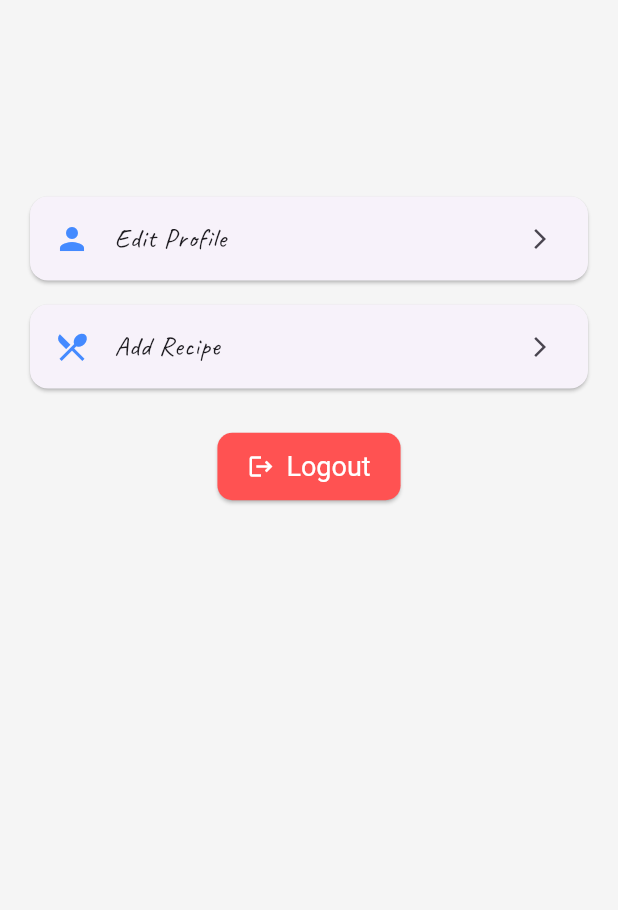
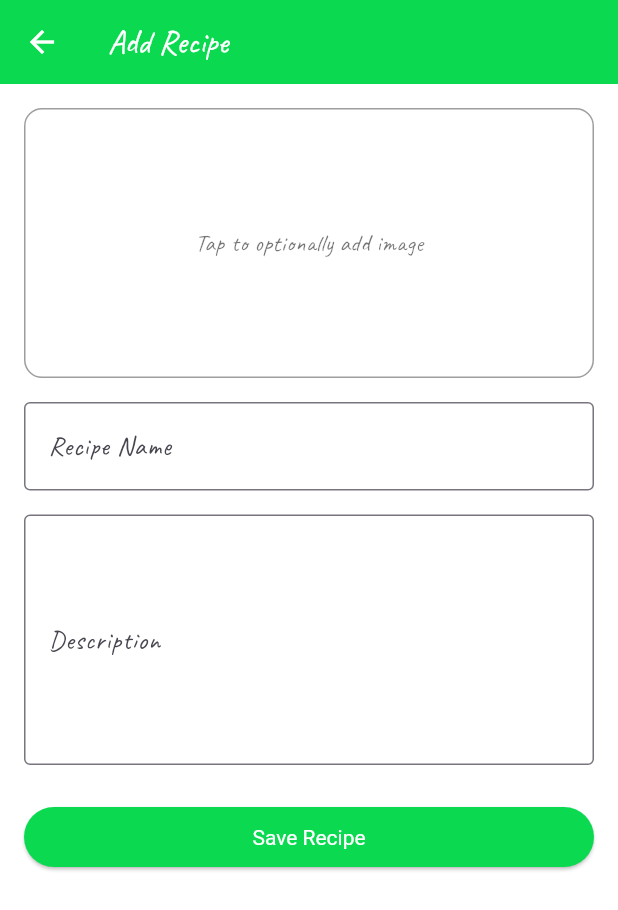
Before and after one commit to iArgho/cooking_assist, a Flutter app: the MePage screen opened directly, after a tap on "Add Recipe", on a phone screen of 412 x 824 dp. Shown: the top 910 px of the screen. Run offline on Flutter 3.47's test engine with Material 3 defaults, Android fonts, the phone set to English and light mode, and no system bars; our stand-ins replace cloud_firestore, firebase_auth, firebase_core, flutter_svg, get, image_picker and 1 more; accounts and stored records are empty.

Commit message:
Recipes have been successfully stored and displayed on the screens.

```diff
--- a/lib/auth/auth.dart
+++ b/lib/auth/auth.dart
@@ -1,12 +1,17 @@
+import 'package:cloud_firestore/cloud_firestore.dart';
 import 'package:firebase_auth/firebase_auth.dart';
 
 class Auth {
   final FirebaseAuth _firebaseAuth = FirebaseAuth.instance;
+  final FirebaseFirestore _firestore = FirebaseFirestore.instance;
 
+  // Get the current signed-in user
   User? get currentUser => _firebaseAuth.currentUser;
 
+  // Listen to auth state changes
   Stream<User?> get authChanges => _firebaseAuth.authStateChanges();
 
+  // Create a new user account with email and password
   Future<void> createUserWithEmailAndPassword(
     String email,
     String password,
@@ -17,6 +22,7 @@ class Auth {
     );
   }
 
+  // Sign in an existing user
   Future<void> signInWithEmailAndPassword(
     String email,
     String password,
@@ -27,12 +33,35 @@ class Auth {
     );
   }
 
+  // Update the display name of the current user
   Future<void> updateDisplayName(String name) async {
     await currentUser?.updateDisplayName(name);
-    await currentUser?.reload();
+    await currentUser?.reload(); // Refresh user data
   }
 
+  // Sign out the current user
   Future<void> signOut() async {
     await _firebaseAuth.signOut();
   }
+
+  // Save a recipe to Firestore
+  Future<void> saveRecipe({
+    required String name,
+    required String description,
+    String? imageUrl,
+  }) async {
+    if (currentUser == null) {
+      throw Exception("No user signed in.");
+    }
+
+    final recipeData = {
+      'name': name,
+      'description': description,
+      'imageUrl': imageUrl ?? '', // Store an empty string if no image
+      'userId': currentUser!.uid, // Store the user ID
+      'timestamp': FieldValue.serverTimestamp(),
+    };
+
+    await _firestore.collection('recipes').add(recipeData);
+  }
 }
--- a/lib/presentation/screens/homescreens/me_page.dart
+++ b/lib/presentation/screens/homescreens/me_page.dart
@@ -1,6 +1,7 @@
 import 'package:cooking_assist/auth/auth.dart';
 import 'package:cooking_assist/presentation/screens/authScreens/edit_profile_screen.dart';
 import 'package:cooking_assist/presentation/screens/authScreens/login_screen.dart';
+import 'package:cooking_assist/presentation/screens/recepieScreens/add_recepie_screen.dart';
 import 'package:flutter/material.dart';
 import 'package:get/get.dart';
 
@@ -61,11 +62,11 @@ class MePage extends StatelessWidget {
   Widget _buildSettingsList(BuildContext context) {
     return Column(
       children: [
+        _buildSettingsTile(Icons.restaurant_menu, "Add Recipe", () {
+          Get.to(() => const AddRecipePage());
+        }),
         _buildSettingsTile(Icons.person, "Edit Profile", () {
           Get.to(() => const EditProfilePage());
-        }),
-        _buildSettingsTile(Icons.restaurant_menu, "Add Recipe", () {
-          //Get.to(() => const AddRecipePage());
         }),
       ],
     );
--- a/lib/presentation/screens/recepieScreens/add_recepie_screen.dart
+++ b/lib/presentation/screens/recepieScreens/add_recepie_screen.dart
@@ -0,0 +1,127 @@
+import 'dart:io';
+import 'package:cooking_assist/auth/auth.dart';
+import 'package:flutter/material.dart';
+import 'package:get/get.dart';
+import 'package:image_picker/image_picker.dart';
+
+class AddRecipePage extends StatefulWidget {
+  const AddRecipePage({super.key});
+
+  @override
+  State<AddRecipePage> createState() => _AddRecipePageState();
+}
+
+class _AddRecipePageState extends State<AddRecipePage> {
+  final _formKey = GlobalKey<FormState>();
+  final TextEditingController _nameController = TextEditingController();
+  final TextEditingController _descriptionController = TextEditingController();
+  File? _selectedImage;
+
+  Future<void> _pickImage() async {
+    final picker = ImagePicker();
+    final picked = await picker.pickImage(source: ImageSource.gallery);
+
+    if (picked != null) {
+      setState(() {
+        _selectedImage = File(picked.path);
+      });
+    }
+  }
+
+  void _saveRecipe() async {
+    if (_formKey.currentState?.validate() ?? false) {
+      final name = _nameController.text.trim();
+      final description = _descriptionController.text.trim();
+
+      // Upload image and get its URL if an image is selected
+      String? imageUrl;
+      if (_selectedImage != null) {
+        // Use a method to upload the image and get the URL (implement this as needed)
+        // Example: imageUrl = await uploadImage(_selectedImage!);
+      }
+
+      try {
+        // Save recipe to Firestore
+        await Auth().saveRecipe(
+          name: name,
+          description: description,
+          imageUrl: imageUrl,
+        );
+        Get.snackbar("Success", "Recipe added successfully!");
+        Navigator.pop(context);
+      } catch (e) {
+        Get.snackbar("Error", e.toString());
+      }
+    }
+  }
+
+  @override
+  void dispose() {
+    _nameController.dispose();
+    _descriptionController.dispose();
+    super.dispose();
+  }
+
+  @override
+  Widget build(BuildContext context) {
+    return Scaffold(
+      appBar: AppBar(title: const Text("Add Recipe")),
+      body: Padding(
+        padding: const EdgeInsets.all(16.0),
+        child: Form(
+          key: _formKey,
+          child: ListView(
+            children: [
+              GestureDetector(
+                onTap: _pickImage,
+                child: Container(
+                  height: 180,
+                  decoration: BoxDecoration(
+                    border: Border.all(color: Colors.grey),
+                    borderRadius: BorderRadius.circular(12),
+                  ),
+                  child: _selectedImage != null
+                      ? ClipRRect(
+                          borderRadius: BorderRadius.circular(12),
+                          child: Image.file(_selectedImage!, fit: BoxFit.cover),
+                        )
+                      : const Center(
+                          child: Text("Tap to optionally add image")),
+                ),
+              ),
+              const SizedBox(height: 16),
+              TextFormField(
+                controller: _nameController,
+                decoration: const InputDecoration(
+                  labelText: "Recipe Name",
+                  border: OutlineInputBorder(),
+                ),
+                validator: (value) =>
+                    value!.isEmpty ? "Please enter a recipe name" : null,
+              ),
+              const SizedBox(height: 16),
+              TextFormField(
+                controller: _descriptionController,
+                maxLines: 5,
+                decoration: const InputDecoration(
+                  labelText: "Description",
+                  border: OutlineInputBorder(),
+                ),
+                validator: (value) =>
+                    value!.isEmpty ? "Please enter a description" : null,
+              ),
+              const SizedBox(height: 24),
+              SizedBox(
+                width: double.infinity,
+                child: ElevatedButton(
+                  onPressed: _saveRecipe,
+                  child: const Text("Save Recipe"),
+                ),
+              ),
+            ],
+          ),
+        ),
+      ),
+    );
+  }
+}
--- a/pubspec.yaml
+++ b/pubspec.yaml
@@ -18,6 +18,7 @@ dependencies:
   firebase_core: ^3.13.0
   firebase_auth: ^5.5.2
   image_picker: ^1.1.2
+  cloud_firestore: ^5.6.6
 
 
 dev_dependencies:
```
Also changed, not shown: lib/presentation/screens/homescreens/home_page.dart (+144 -62 lines), lib/presentation/screens/homescreens/recipe_page.dart (+45 -29 lines), pubspec.lock, 4 other files.
